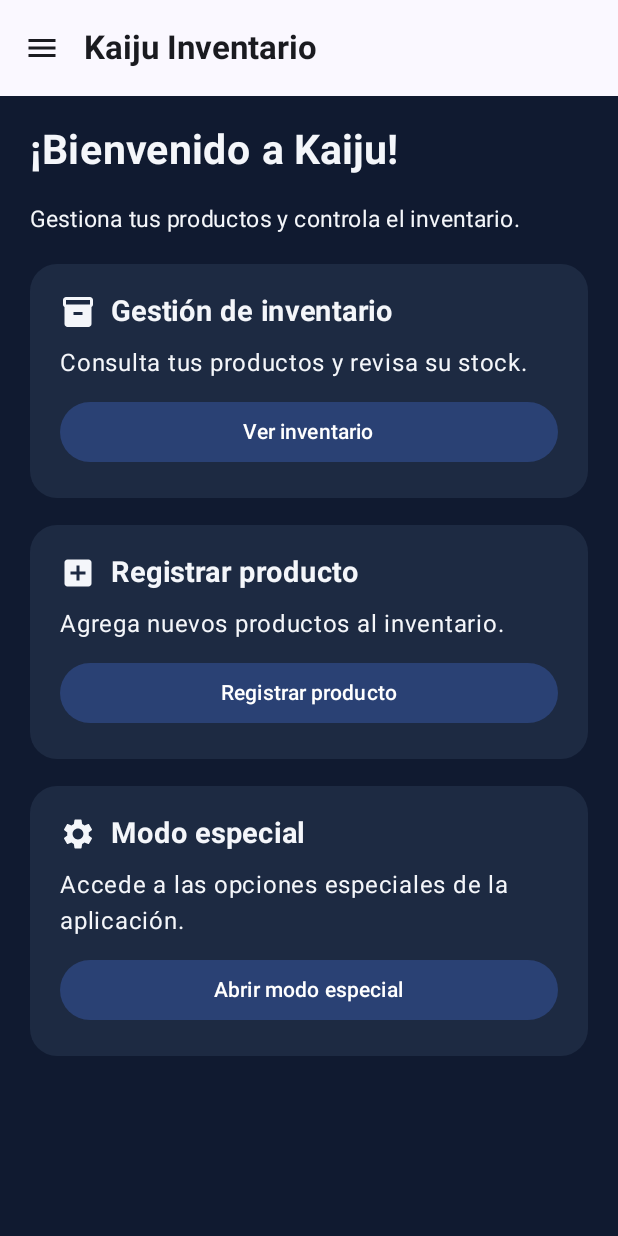
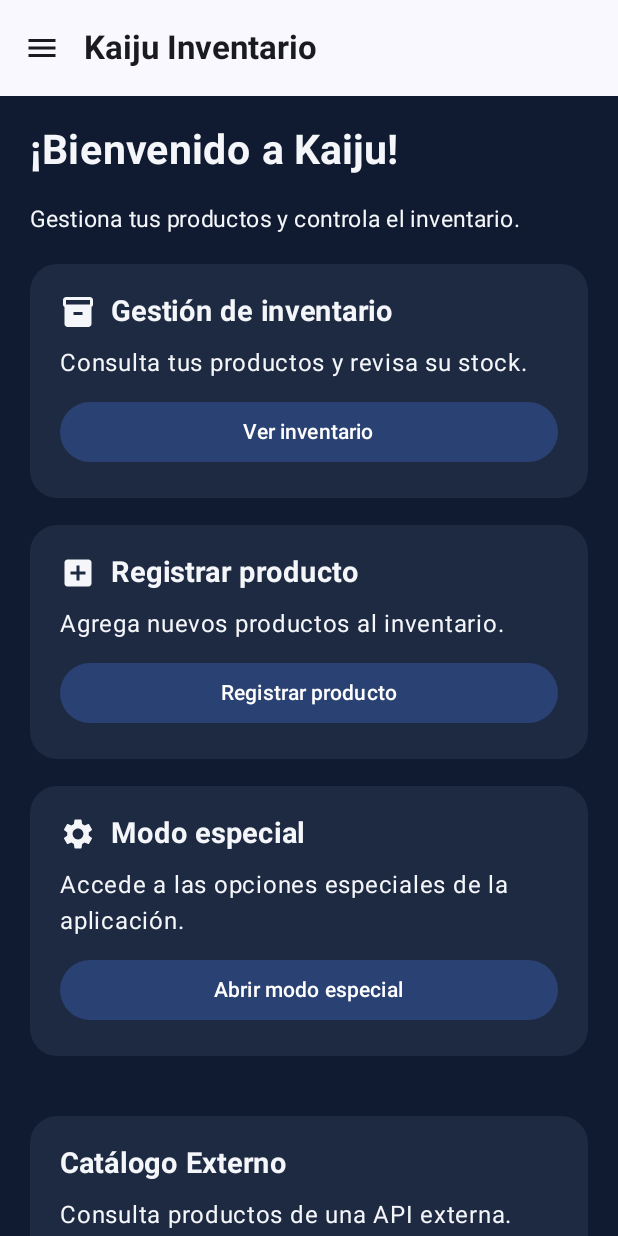
Before and after one commit to XJONAX9/JS_INCORPORATION, an Android app built with Jetpack Compose: the HomeScreen screen opened through its navigation route, on a phone screen of 412 x 824 dp. Run offline under Robolectric (Android 15) with nearby library versions, the phone set to English and light mode, and no system bars; our stand-ins replace Room's generated code.

Commit message:
Nuevas mejoras a la app

```diff
--- a/app/build.gradle.kts
+++ b/app/build.gradle.kts
@@ -47,6 +47,9 @@ dependencies {
     implementation("androidx.room:room-runtime:2.7.0")
     implementation("androidx.room:room-ktx:2.7.0")
     ksp("androidx.room:room-compiler:2.7.0")
+    implementation("com.squareup.retrofit2:retrofit:2.11.0")
+    implementation("com.squareup.retrofit2:converter-gson:2.11.0")
+    implementation("com.squareup.okhttp3:logging-interceptor:4.12.0")
 
 
     implementation(libs.androidx.activity.compose)
--- a/app/src/main/AndroidManifest.xml
+++ b/app/src/main/AndroidManifest.xml
@@ -2,6 +2,7 @@
 <manifest xmlns:android="http://schemas.android.com/apk/res/android">
 
     <uses-permission android:name="android.permission.CAMERA" />
+    <uses-permission android:name="android.permission.INTERNET"/>
 
     <uses-feature
         android:name="android.hardware.camera"
@@ -15,7 +16,8 @@
         android:label="@string/app_name"
         android:roundIcon="@mipmap/ic_launcher_round"
         android:supportsRtl="true"
-        android:theme="@style/Theme.JS_INCORPORATION">
+        android:theme="@style/Theme.JS_INCORPORATION"
+        android:usesCleartextTraffic="true">
 
         <activity
             android:name=".MainActivity"
--- a/app/src/main/java/com/example/js_incorporation/MainActivity.kt
+++ b/app/src/main/java/com/example/js_incorporation/MainActivity.kt
@@ -30,6 +30,7 @@ import com.example.js_incorporation.viewmodels.EstadoViewModel
 import kotlinx.coroutines.flow.collectLatest
 import com.example.js_incorporation.ui.screens.BienvenidaScreen
 import com.example.js_incorporation.ui.screens.LoginScreen
+import com.example.js_incorporation.ui.screens.CatalogoExternoScreen
 
 class MainActivity : ComponentActivity() {
 
@@ -116,6 +117,10 @@ class MainActivity : ComponentActivity() {
                             HomeScreen(viewModel = viewModel)
                         }
 
+                        composable(Screen.CatalogoExterno.route) {
+                            CatalogoExternoScreen()
+                        }
+
                         composable(Screen.Inventario.route) {
                             InventarioScreen(
                                 viewModel = viewModel,
--- a/app/src/main/java/com/example/js_incorporation/navigation/Screen.kt
+++ b/app/src/main/java/com/example/js_incorporation/navigation/Screen.kt
@@ -17,6 +17,8 @@ sealed class Screen(val route: String) {
 
     data object HistorialMovimientos : Screen("historial_movimientos_page")
 
+    data object CatalogoExterno : Screen("catalogo_externo")
+
 
     data object Bienvenida : Screen("bienvenida")
 
--- /dev/null
+++ b/app/src/main/java/com/example/js_incorporation/network/FakeStoreApi.kt
@@ -0,0 +1,11 @@
+package com.example.js_incorporation.network
+
+import com.example.js_incorporation.model.ProductoExterno
+import retrofit2.http.GET
+
+interface FakeStoreApi {
+
+    @GET("products")
+    suspend fun obtenerProductos():
+            List<ProductoExterno>
+}
--- /dev/null
+++ b/app/src/main/java/com/example/js_incorporation/network/MovimientoApi.kt
@@ -0,0 +1,24 @@
+package com.example.js_incorporation.network
+
+import retrofit2.http.Body
+import retrofit2.http.GET
+import retrofit2.http.POST
+import com.example.js_incorporation.model.MovimientoDto
+
+data class MovimientoRequest(
+    val tipoMovimiento: String,
+    val cantidad: Int,
+    val fecha: String,
+    val codigoProducto: String
+)
+
+interface MovimientoApi {
+
+    @GET("movimientos")
+    suspend fun obtenerMovimientos(): List<MovimientoDto>
+
+    @POST("movimientos")
+    suspend fun registrarMovimiento(
+        @Body movimiento: MovimientoRequest
+    ): MovimientoRequest
+}
--- /dev/null
+++ b/app/src/main/java/com/example/js_incorporation/network/ProductoApi.kt
@@ -0,0 +1,31 @@
+package com.example.js_incorporation.network
+
+import com.example.js_incorporation.model.Producto
+import retrofit2.http.GET
+import retrofit2.http.Body
+import retrofit2.http.POST
+import retrofit2.http.DELETE
+import retrofit2.http.Path
+import retrofit2.http.PUT
+
+interface ProductoApi {
+
+    @GET("productos")
+    suspend fun obtenerProductos(): List<Producto>
+
+    @POST("productos")
+    suspend fun registrarProducto(
+        @Body producto: Producto
+    ): Producto
+
+    @DELETE("productos/{codigo}")
+    suspend fun eliminarProducto(
+        @Path("codigo") codigo: String
+    )
+
+    @PUT("productos/{codigo}")
+    suspend fun editarProducto(
+        @Path("codigo") codigo: String,
+        @Body producto: Producto
+    ): Producto
+}
--- a/app/src/main/java/com/example/js_incorporation/ui/screens/HomeScreen.kt
+++ b/app/src/main/java/com/example/js_incorporation/ui/screens/HomeScreen.kt
@@ -42,6 +42,8 @@ import androidx.compose.ui.unit.sp
 import com.example.js_incorporation.navigation.Screen
 import com.example.js_incorporation.viewmodels.MainViewModel
 import kotlinx.coroutines.launch
+import androidx.compose.foundation.rememberScrollState
+import androidx.compose.foundation.verticalScroll
 
 private val AzulOscuro = Color(0xFF101A30)
 private val AzulTarjeta = Color(0xFF1D2A42)
@@ -117,6 +119,7 @@ fun HomeScreen(viewModel: MainViewModel) {
             Column(
                 modifier = Modifier
                     .fillMaxSize()
+                    .verticalScroll(rememberScrollState())
                     .background(AzulOscuro)
                     .padding(innerPadding)
                     .padding(20.dp),
@@ -259,6 +262,41 @@ fun HomeScreen(viewModel: MainViewModel) {
                 }
 
                 Spacer(modifier = Modifier.height(4.dp))
+
+
+                Card(
+                    modifier = Modifier.fillMaxWidth(),
+                    shape = RoundedCornerShape(18.dp),
+                    colors = CardDefaults.cardColors(
+                        containerColor = AzulTarjeta
+                    )
+                ) {
+                    Column(
+                        modifier = Modifier.padding(20.dp),
+                        verticalArrangement = Arrangement.spacedBy(10.dp)
+                    ) {
+                        Text(
+                            text = "Catálogo Externo",
+                            color = Blanco,
+                            fontSize = 19.sp,
+                            fontWeight = FontWeight.Bold
+                        )
+                        Text(
+                            text = "Consulta productos de una API externa.",
+                            color = Blanco
+                        )
+                        Button(
+                            onClick = {
+                                viewModel.navigateTo(
+                                    Screen.CatalogoExterno
+                                )
+                            },
+                            modifier = Modifier.fillMaxWidth()
+                        ) {
+                            Text("Ver catálogo")
+                        }
+                    }
+                }
             }
         }
     }
--- a/app/src/main/java/com/example/js_incorporation/ui/screens/InventarioScreen.kt
+++ b/app/src/main/java/com/example/js_incorporation/ui/screens/InventarioScreen.kt
@@ -246,7 +246,9 @@ fun InventarioScreen(
                 TextButton(
                     onClick = {
                         productoAEliminar?.let { producto ->
-                            productoViewModel.eliminarProducto(producto)
+                            productoViewModel.eliminarProductoDesdeApi(
+                                producto.codigo
+                            )
                         }
                         productoAEliminar = null
                     }
@@ -339,7 +341,7 @@ fun InventarioScreen(
 
                             else -> {
                                 productoAEditar?.let { producto ->
-                                    productoViewModel.editarProducto(
+                                    productoViewModel.editarProductoDesdeApi(
                                         Producto(
                                             codigo = producto.codigo,
                                             nombre = nombreEditar.trim(),
--- a/app/src/main/java/com/example/js_incorporation/ui/screens/MovimientoScreen.kt
+++ b/app/src/main/java/com/example/js_incorporation/ui/screens/MovimientoScreen.kt
@@ -131,8 +131,8 @@ fun MovimientoScreen(
                     }
 
                     else -> {
-                        productoViewModel.registrarMovimiento(
-                            codigo = producto.codigo,
+                        productoViewModel.registrarMovimientoDesdeApi(
+                            codigoProducto = producto.codigo,
                             cantidad = cantidad,
                             esEntrada = esEntrada
                         )
--- a/app/src/main/java/com/example/js_incorporation/ui/screens/RegistroProductoScreen.kt
+++ b/app/src/main/java/com/example/js_incorporation/ui/screens/RegistroProductoScreen.kt
@@ -99,7 +99,7 @@ fun RegistroProductoScreen(
                     }
 
                     else -> {
-                        productoViewModel.registrarProducto(
+                        productoViewModel.registrarProductoDesdeApi(
                             Producto(
                                 codigo.trim(),
                                 nombre.trim(),
```
Also changed, not shown: app/src/main/java/com/example/js_incorporation/model/MovimientoDto.kt (added, +9 -0 lines), app/src/main/java/com/example/js_incorporation/model/ProductoExterno.kt (added, +8 -0 lines), app/src/main/java/com/example/js_incorporation/network/RetrofitClient.kt (added, +53 -0 lines), app/src/main/java/com/example/js_incorporation/ui/screens/CatalogoExternoScreen.kt (added, +55 -0 lines), app/src/main/java/com/example/js_incorporation/ui/screens/HistorialMovimientosScreen.kt (+8 -16 lines), app/src/main/java/com/example/js_incorporation/viewmodels/ProductoExternoViewModel.kt (added, +30 -0 lines), app/src/main/java/com/example/js_incorporation/viewmodels/ProductoViewModel.kt (+117 -1 lines).
